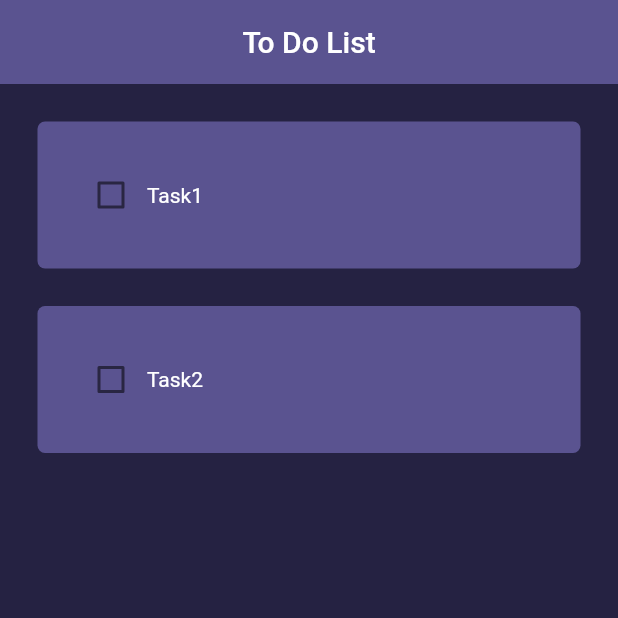
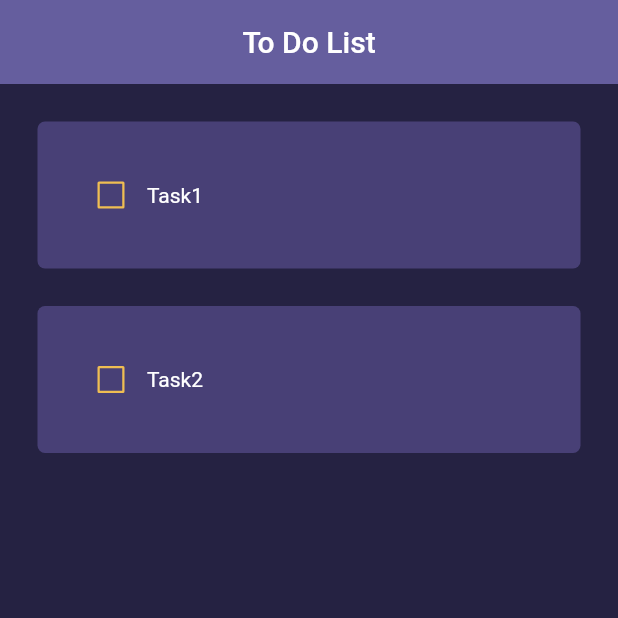
Before and after one commit to alex-custodio/ToDoAPP, a Flutter app: the screen it shows after launch, on a phone screen of 412 x 824 dp, the top half of it. Run offline on Flutter 3.47's test engine with Material 2 defaults, Android fonts, the phone set to English and light mode, and no system bars.

Commit message:
mudanças de design

```diff
--- a/lib/components/task_box.dart
+++ b/lib/components/task_box.dart
@@ -10,7 +10,6 @@ class TaskBox extends StatelessWidget {
     required this.taskName,
     required this.checkMarked,
     required this.onChanged,
-
   });
 
   @override
@@ -21,12 +20,29 @@ class TaskBox extends StatelessWidget {
         padding: EdgeInsets.all(25),
         child: Row(
           children: [
-            Checkbox(value: checkMarked, onChanged: onChanged),
-            Text(taskName, style: TextStyle(color: Colors.white),)
+            Checkbox(
+              value: checkMarked,
+              onChanged: onChanged,
+              activeColor: Color.fromARGB(255, 240, 190, 82),
+              side: MaterialStateBorderSide.resolveWith(
+                  (states) => BorderSide(width: 1.5, color: Color.fromARGB(255, 240, 190, 82)),
+              ),
+            ),
+            Text(
+              taskName,
+              style: TextStyle(
+                  color: Colors.white,
+                  decoration: checkMarked!
+                      ? TextDecoration.lineThrough
+                      : TextDecoration.none,
+                  decorationColor: Color.fromARGB(255, 240, 190, 82),
+                  decorationThickness: 5),
+            )
           ],
         ),
         decoration: BoxDecoration(
-            color: Color(0xff5a5390), borderRadius: BorderRadius.circular(5)),
+            color: Color.fromARGB(255, 72, 64, 118),
+            borderRadius: BorderRadius.circular(5)),
       ),
     );
   }
--- a/lib/screens/home_page.dart
+++ b/lib/screens/home_page.dart
@@ -21,7 +21,7 @@ class _HomePageState extends State<HomePage> {
   Widget build(BuildContext context) {
     return Scaffold(
       appBar: AppBar(
-        backgroundColor: Color(0xff5a5390),
+        backgroundColor: Color.fromARGB(255, 101, 94, 158),
         title: Center(child: Text("To Do List")),
         elevation: 0,
       ),
```
